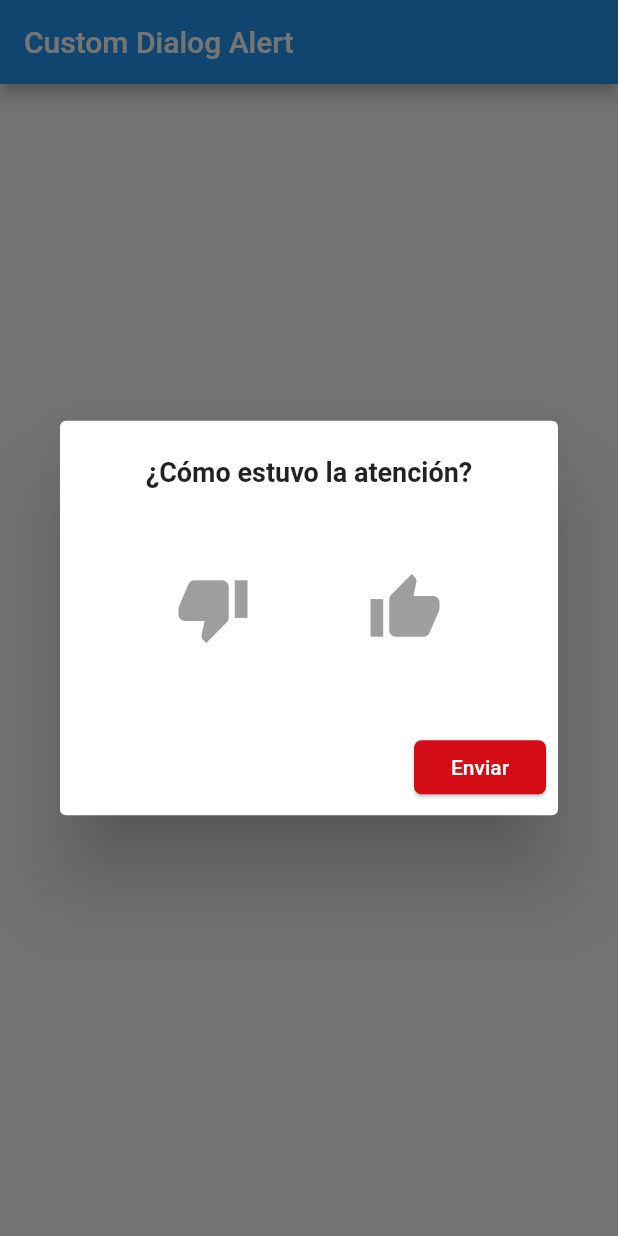
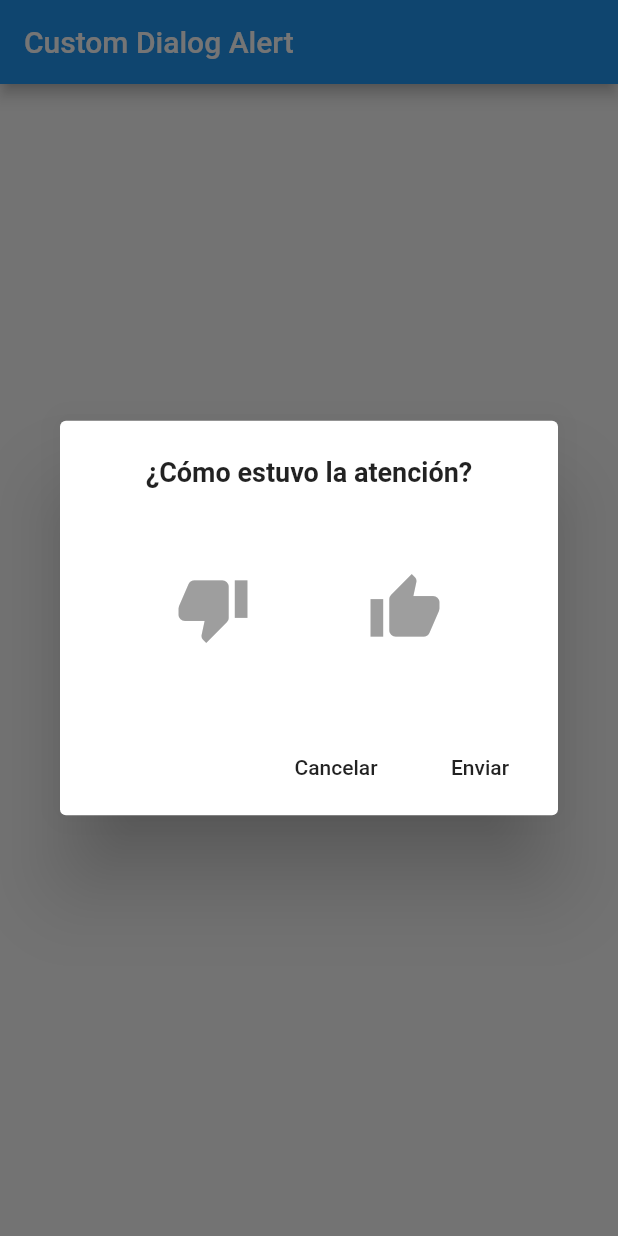
Before and after one commit to lissavcasas/custom-alert-dialog, a Flutter app: the screen it shows after launch, after a tap on "Open Dialog", on a phone screen of 412 x 824 dp. Run offline on Flutter 3.47's test engine with Material 2 defaults, Android fonts, the phone set to English and light mode, and no system bars.

Commit message:
another solution

```diff
--- /dev/null
+++ b/lib/alert_builder_page.dart
@@ -0,0 +1,147 @@
+import 'package:flutter/material.dart';
+
+class AlertBuilderPage extends StatefulWidget {
+  const AlertBuilderPage({Key key}) : super(key: key);
+
+  @override
+  _AlertBuilderPageState createState() => _AlertBuilderPageState();
+}
+
+class _AlertBuilderPageState extends State<AlertBuilderPage> {
+  @override
+  Widget build(BuildContext context) {
+    return Scaffold(
+      body: Center(
+        child: RaisedButton(
+          child: Text('Open Dialog'),
+          onPressed: () {
+            showDialog(
+              context: context,
+              builder: (context) {
+                Color _iconColorUp = Colors.grey;
+                Color _iconColorDown = Colors.grey;
+                bool _visible = false;
+
+                return StatefulBuilder(
+                  builder: (context, setState) {
+                    return AlertDialog(
+                      title: getTitleDialog(),
+                      content: Container(
+                        width: 300,
+                        height: _visible ? 190 : 100,
+                        child: Column(
+                          children: <Widget>[
+                            Row(
+                              mainAxisAlignment: MainAxisAlignment.spaceEvenly,
+                              crossAxisAlignment: CrossAxisAlignment.center,
+                              children: <Widget>[
+                                //GOOD RATE
+                                Container(
+                                  width: 100.0,
+                                  height: 100.0,
+                                  child: IconButton(
+                                    alignment: Alignment.center,
+                                    icon: new Icon(
+                                      Icons.thumb_down,
+                                      size: 50,
+                                      color: _iconColorDown,
+                                    ),
+                                    onPressed: () => setState(
+                                      () {
+                                        _visible = true;
+                                        _iconColorDown = Colors.red;
+                                      },
+                                    ),
+                                  ),
+                                ),
+                                //BAD RATE
+                                Container(
+                                  width: 100.0,
+                                  height: 100.0,
+                                  child: IconButton(
+                                    alignment: Alignment.center,
+                                    icon: new Icon(
+                                      Icons.thumb_up,
+                                      size: 50,
+                                      color: _iconColorUp,
+                                    ),
+                                    onPressed: () => setState(
+                                      () {
+                                        _iconColorUp = Colors.green;
+                                      },
+                                    ),
+                                  ),
+                                ),
+                              ],
+                            ),
+                            _visible ? getCommentary() : Container(),
+                          ],
+                        ),
+                      ),
+                      actions: <Widget>[
+                        cancelBtn(context),
+                        FlatButton(
+                          onPressed: () {
+                            setState(() {
+                              // contentText = "Changed Content of Dialog";
+                            });
+                          },
+                          child: Text("Enviar"),
+                        ),
+                      ],
+                    );
+                  },
+                );
+              },
+            );
+          },
+        ),
+      ),
+    );
+  }
+
+  Widget getTitleDialog() {
+    return Container(
+      padding: EdgeInsets.only(bottom: 10),
+      child: Text(
+        '¿Cómo estuvo la atención?',
+        textAlign: TextAlign.center,
+        style: TextStyle(fontSize: 18, fontWeight: FontWeight.bold),
+      ),
+    );
+  }
+
+  Widget cancelBtn(BuildContext context) {
+    return FlatButton(
+      onPressed: () => Navigator.pop(context),
+      child: Text("Cancelar"),
+    );
+  }
+
+  Widget getCommentary() {
+    return Container(
+      child: Column(
+        mainAxisAlignment: MainAxisAlignment.spaceEvenly,
+        crossAxisAlignment: CrossAxisAlignment.center,
+        children: <Widget>[
+          SizedBox(
+            height: 5,
+          ),
+          TextFormField(
+            keyboardType: TextInputType.multiline,
+            maxLines: 3,
+            autofocus: true,
+            decoration: InputDecoration(
+              contentPadding: EdgeInsets.only(left: 10.0),
+              helperText: "Cuéntanos qué pasó",
+            ),
+            textAlign: TextAlign.left,
+            onChanged: (value) {
+              print(value); // es lo que escribe el usuario
+            },
+          ),
+        ],
+      ),
+    );
+  }
+}
--- a/lib/main.dart
+++ b/lib/main.dart
@@ -1,4 +1,5 @@
-import 'package:alertdialog/custom_alert_page.dart';
+import 'package:alertdialog/alert_builder_page.dart';
+//import 'package:alertdialog/custom_alert_page.dart';
 import 'package:flutter/material.dart';
 
 void main() => runApp(MyApp());
@@ -13,7 +14,8 @@ class MyApp extends StatelessWidget {
         appBar: AppBar(
           title: Text('Custom Dialog Alert'),
         ),
-        body: CustomAlertPage(),
+        //body: CustomAlertPage(),
+        body:AlertBuilderPage (),
       ),
     );
   }
```
Also changed, not shown: lib/custom_alert_page.dart (+5 -2 lines).
